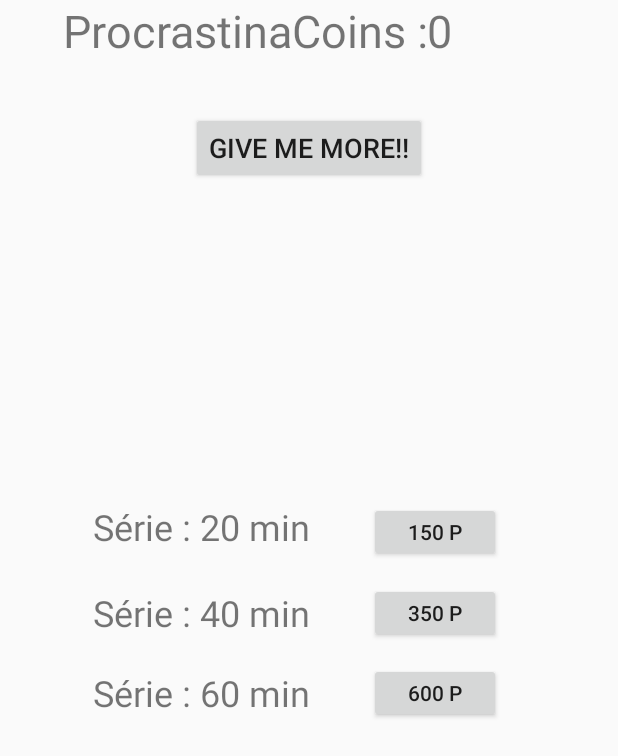
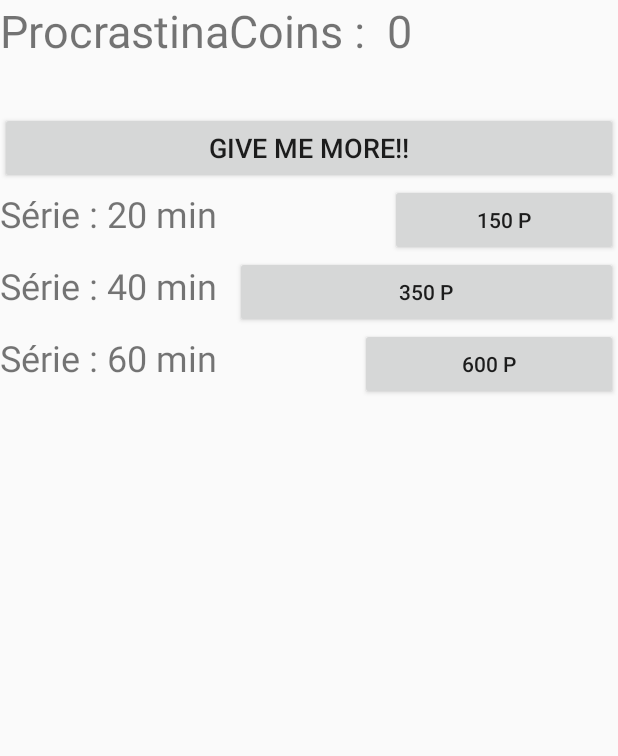
Before and after one commit to NVanvyve/UCLaConcentration, an Android app: the StoreActivity screen opened directly, with no data from a screen before it, on a phone screen of 412 x 824 dp. Shown: the top 756 px of the screen. Run offline under Robolectric (Android 15) with nearby library versions, the phone set to English and light mode, and no system bars.

Commit message:
Modif mineur layout store

```diff
--- a/UCLaConcentration/app/src/main/res/layout/activity_store.xml
+++ b/UCLaConcentration/app/src/main/res/layout/activity_store.xml
@@ -4,24 +4,25 @@
     android:orientation="vertical" android:layout_width="match_parent"
     android:layout_height="match_parent">
 
-    <RelativeLayout
+    <LinearLayout
+        android:orientation="horizontal"
         android:layout_width="match_parent"
-        android:layout_height="match_parent">
+        android:layout_height="wrap_content">
 
         <TextView
-            android:layout_width="wrap_content"
+            android:layout_width="258dp"
             android:layout_height="wrap_content"
             android:text="@string/coin_name"
             android:ems="10"
             android:id="@+id/money"
-            android:textAlignment="textEnd"
+            android:textAlignment="textStart"
             android:layout_alignParentTop="true"
             android:layout_alignParentStart="true"
             android:textSize="30sp"
             android:layout_alignEnd="@+id/moremoney" />
 
         <TextView
-            android:layout_width="113dp"
+            android:layout_width="wrap_content"
             android:layout_height="wrap_content"
             android:inputType="number"
             android:ems="10"
@@ -30,39 +31,14 @@
             android:textSize="30sp"
             android:layout_alignParentEnd="true"
             android:layout_toEndOf="@+id/money"
-            android:layout_above="@+id/moremoney" />
+            android:layout_above="@+id/moremoney"
+            android:layout_weight="1" />
 
-        <Button
-            android:text="600 P"
-            android:layout_width="wrap_content"
-            android:layout_height="40sp"
-            android:id="@+id/button60min"
-            android:layout_alignBaseline="@+id/serie60"
-            android:layout_alignBottom="@+id/serie60"
-            android:layout_alignStart="@+id/button40min" />
-
-        <Button
-            android:text="350 P"
-            android:layout_width="wrap_content"
-            android:layout_height="40sp"
-            android:id="@+id/button40min"
-            android:layout_alignBaseline="@+id/serie40"
-            android:layout_alignBottom="@+id/serie40"
-            android:layout_alignStart="@+id/button20min" />
-
-        <TextView
-            android:text="Série : 40 min"
-            android:layout_width="wrap_content"
-            android:layout_height="40sp"
-            android:id="@+id/serie40"
-            android:textSize="24sp"
-            android:layout_marginStart="62dp"
-            android:layout_centerVertical="true"
-            android:layout_alignParentStart="true" />
+    </LinearLayout>
 
     <Button
         android:text="Give Me MORE!!"
-            android:layout_width="wrap_content"
+        android:layout_width="match_parent"
         android:layout_height="wrap_content"
         android:layout_marginTop="34dp"
         android:id="@+id/moremoney"
@@ -70,35 +46,77 @@
         android:layout_below="@+id/money"
         android:layout_centerHorizontal="true" />
 
+    <LinearLayout
+        android:orientation="horizontal"
+        android:layout_width="match_parent"
+        android:layout_height="wrap_content">
+
         <TextView
-            android:text="Série : 20 min"
+            android:text="Série : 20 min  "
             android:layout_width="wrap_content"
             android:id="@+id/serie20"
             android:textSize="24sp"
-            android:layout_height="40sp"
-            android:layout_above="@+id/button40min"
-            android:layout_alignStart="@+id/serie40"
-            android:layout_marginBottom="14dp" />
+            android:layout_height="wrap_content"
+            android:layout_weight="1" />
 
         <Button
             android:text="150 P"
             android:layout_width="wrap_content"
-            android:layout_height="40sp"
+            android:layout_height="wrap_content"
             android:id="@+id/button20min"
             android:layout_marginStart="39dp"
             android:layout_alignTop="@+id/serie20"
-            android:layout_toEndOf="@+id/serie20" />
+            android:layout_toEndOf="@+id/serie20"
+            android:layout_weight="1" />
+    </LinearLayout>
+
+    <LinearLayout
+        android:orientation="horizontal"
+        android:layout_width="match_parent"
+        android:layout_height="wrap_content">
 
         <TextView
-            android:text="Série : 60 min"
+            android:text="Série : 40 min  "
             android:layout_width="wrap_content"
-            android:layout_height="40sp"
+            android:layout_height="wrap_content"
+            android:id="@+id/serie40"
+            android:textSize="24sp"
+            android:layout_centerVertical="false"
+            android:layout_alignParentStart="false" />
+
+        <Button
+            android:text="350 P"
+            android:layout_width="wrap_content"
+            android:layout_height="wrap_content"
+            android:id="@+id/button40min"
+            android:layout_alignBaseline="@+id/serie40"
+            android:layout_alignBottom="@+id/serie40"
+            android:layout_alignStart="@+id/button20min"
+            android:layout_weight="0.49" />
+    </LinearLayout>
+
+    <LinearLayout
+        android:orientation="horizontal"
+        android:layout_width="match_parent"
+        android:layout_height="match_parent">
+
+        <TextView
+            android:text="Série : 60 min  "
+            android:layout_width="wrap_content"
+            android:layout_height="wrap_content"
             android:id="@+id/serie60"
             android:textSize="24sp"
-            android:layout_marginTop="13dp"
-            android:layout_below="@+id/serie40"
-            android:layout_alignStart="@+id/serie40" />
+            android:layout_weight="1" />
 
-    </RelativeLayout>
+        <Button
+            android:text="600 P"
+            android:layout_width="wrap_content"
+            android:layout_height="wrap_content"
+            android:id="@+id/button60min"
+            android:layout_alignBaseline="@+id/serie60"
+            android:layout_alignBottom="@+id/serie60"
+            android:layout_alignStart="@+id/button40min"
+            android:layout_weight="1" />
+    </LinearLayout>
 
 </LinearLayout>
```
Lines whose indentation alone changed are shown as unchanged.
